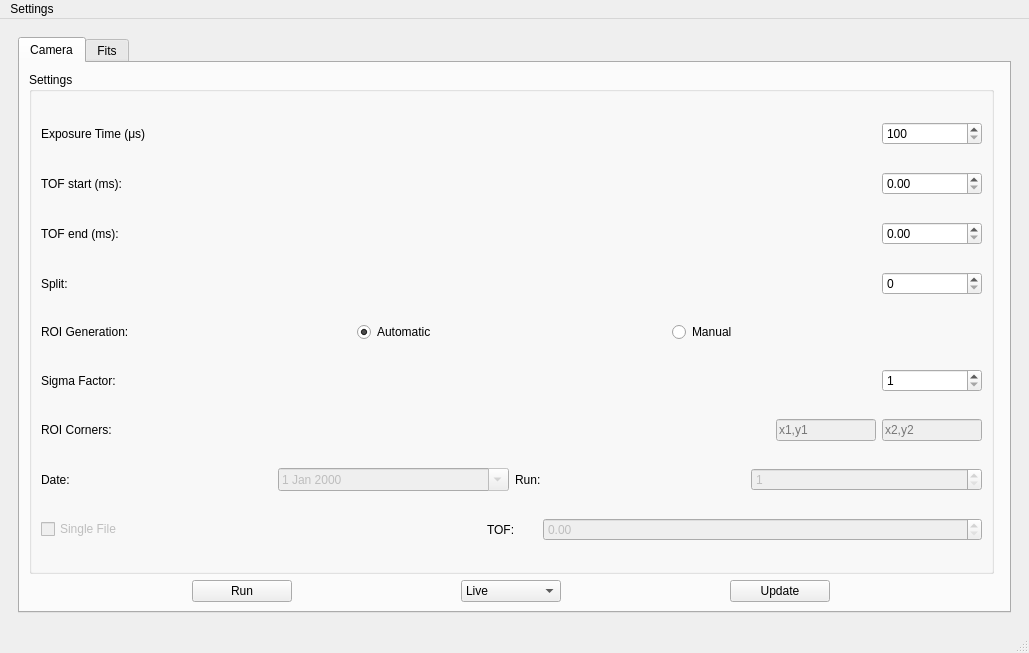
First picture: the form in mainwindow.ui, repository QSUM-UNB/GUI-ColdAtomCapture, before the edit.
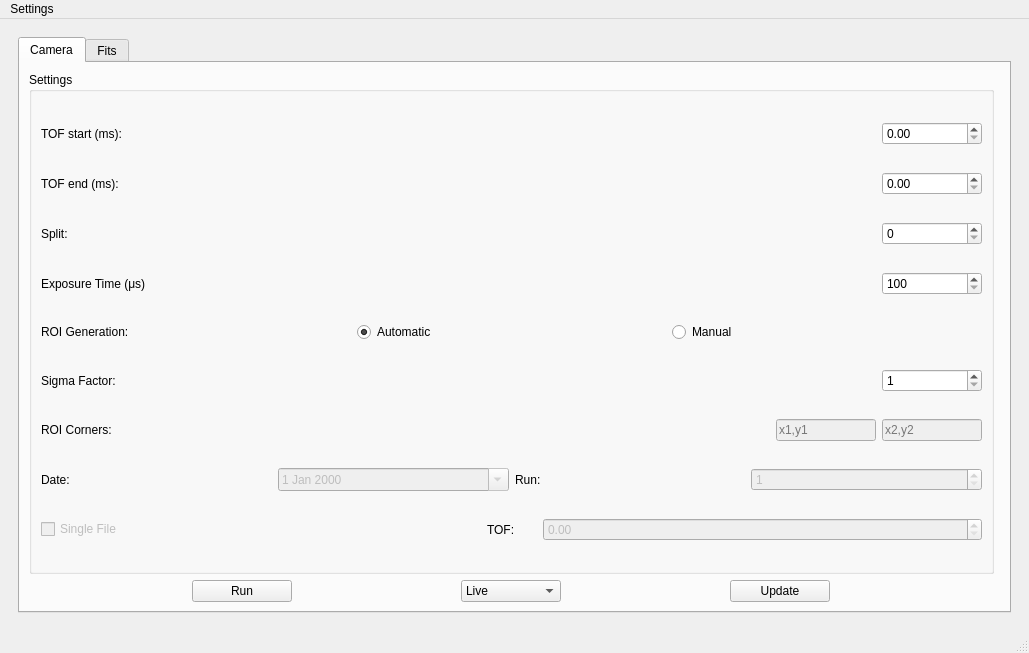
Second picture: the form after the edit. Custom widgets are drawn as their Qt base class.

```diff
--- a/mainwindow.ui
+++ b/mainwindow.ui
@@ -36,45 +36,6 @@
                 <string>Settings</string>
                </property>
                <layout class="QVBoxLayout" name="verticalLayout_6">
-                <item>
-                 <layout class="QHBoxLayout" name="exposureLayout">
-                  <item>
-                   <widget class="QLabel" name="exposureLabel">
-                    <property name="maximumSize">
-                     <size>
-                      <width>16777215</width>
-                      <height>30</height>
-                     </size>
-                    </property>
-                    <property name="text">
-                     <string>Exposure Time (μs)</string>
-                    </property>
-                   </widget>
-                  </item>
-                  <item>
-                   <widget class="QSpinBox" name="exposureBox">
-                    <property name="minimumSize">
-                     <size>
-                      <width>100</width>
-                      <height>0</height>
-                     </size>
-                    </property>
-                    <property name="maximumSize">
-                     <size>
-                      <width>100</width>
-                      <height>16777215</height>
-                     </size>
-                    </property>
-                    <property name="minimum">
-                     <number>100</number>
-                    </property>
-                    <property name="maximum">
-                     <number>30000002</number>
-                    </property>
-                   </widget>
-                  </item>
-                 </layout>
-                </item>
                 <item>
                  <layout class="QHBoxLayout" name="horizontalLayout_6">
                   <item>
@@ -156,6 +117,45 @@
                   </item>
                  </layout>
                 </item>
+                <item>
+                 <layout class="QHBoxLayout" name="exposureLayout">
+                  <item>
+                   <widget class="QLabel" name="exposureLabel">
+                    <property name="maximumSize">
+                     <size>
+                      <width>16777215</width>
+                      <height>30</height>
+                     </size>
+                    </property>
+                    <property name="text">
+                     <string>Exposure Time (μs)</string>
+                    </property>
+                   </widget>
+                  </item>
+                  <item>
+                   <widget class="QSpinBox" name="exposureBox">
+                    <property name="minimumSize">
+                     <size>
+                      <width>100</width>
+                      <height>0</height>
+                     </size>
+                    </property>
+                    <property name="maximumSize">
+                     <size>
+                      <width>100</width>
+                      <height>16777215</height>
+                     </size>
+                    </property>
+                    <property name="minimum">
+                     <number>100</number>
+                    </property>
+                    <property name="maximum">
+                     <number>30000002</number>
+                    </property>
+                   </widget>
+                  </item>
+                 </layout>
+                </item>
                 <item>
                  <layout class="QHBoxLayout" name="roiSelectionLayout">
                   <item>
```
